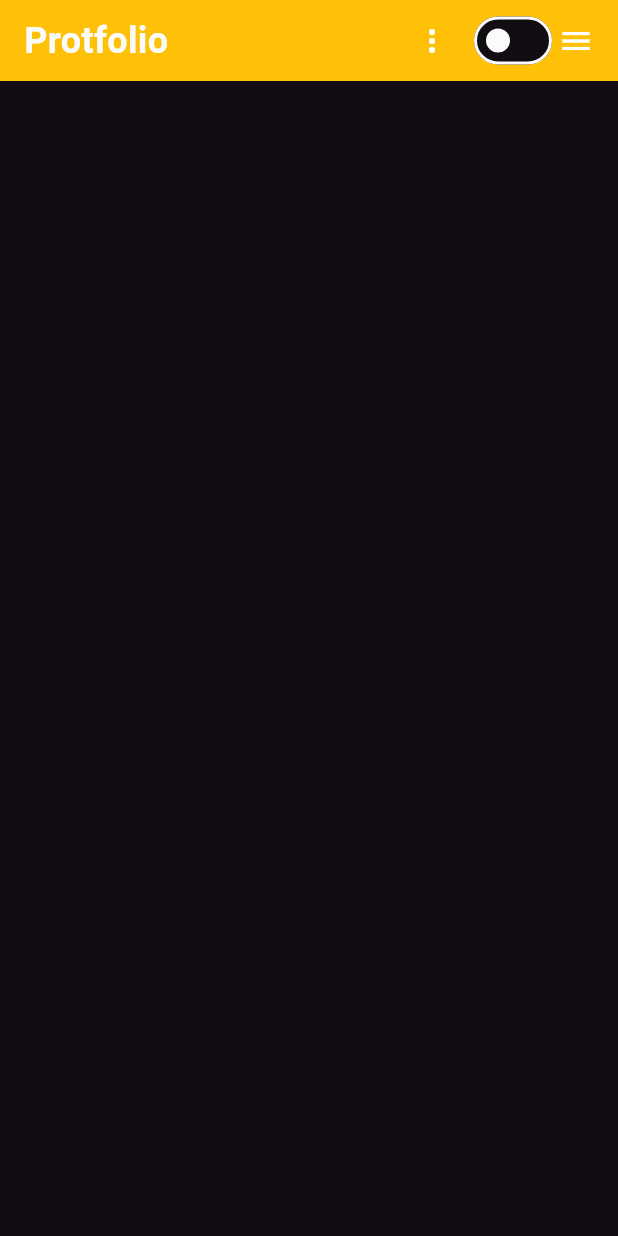
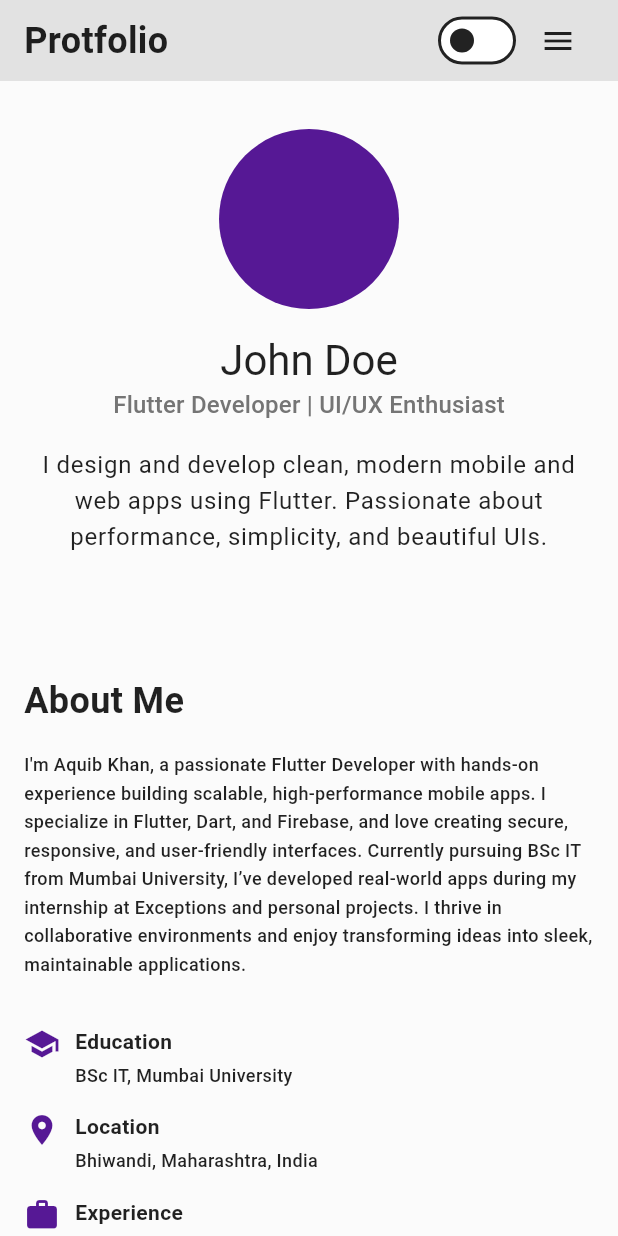
Before and after one commit to Aquib-ig/Portfolio, a Flutter app: the screen it shows after launch, on a phone screen of 412 x 824 dp. Run offline on Flutter 3.47's test engine with Material 3 defaults, Android fonts, the phone set to English and light mode, and no system bars; our stand-ins replace flutter_riverpod.

Commit message:
add all sections

```diff
--- a/l10n.yaml
+++ /dev/null
@@ -1,3 +0,0 @@
-arb-dir: lib/l10n
-template-arb-file: app_en.arb
-output-localization-file: app_localizations.dart
--- /dev/null
+++ b/lib/constants/app_menu_list.dart
@@ -0,0 +1,20 @@
+import 'package:flutter/material.dart';
+import 'package:portfolio/routes/app_routes.dart';
+
+class AppMenuList {
+  static List<AppMenu> getItems(BuildContext context) {
+    return [
+      AppMenu(title: "Home" ,path: AppRoutes.home),
+      AppMenu(title: "About Me", path: AppRoutes.projects),
+      AppMenu(title: "Projects", path: AppRoutes.aboutMe),
+      AppMenu(title: "Contact", path: AppRoutes.contact),
+    ];
+  }
+}
+
+class AppMenu {
+  final String title;
+  final String path;
+
+  AppMenu({required this.title, required this.path});
+}
--- a/lib/extensions.dart
+++ b/lib/extensions.dart
@@ -23,6 +23,8 @@ extension ResponsiveExtension on BuildContext {
   bool get isTablet => formFactor == ResponsiveLayout.tablet;
   bool get isDesktop => formFactor == ResponsiveLayout.desktop;
 
+  ThemeData get theme => Theme.of(this);
+
   AppTextStyle get textStyle {
     switch (formFactor) {
       case ResponsiveLayout.mobile:
--- a/lib/home_page.dart
+++ b/lib/home_page.dart
@@ -1,5 +1,9 @@
 import 'package:flutter/material.dart';
-import 'package:portfolio/my_app_bar.dart';
+import 'package:portfolio/widgets/about_me/about_me_section.dart';
+import 'package:portfolio/widgets/appbar/my_app_bar.dart';
+import 'package:portfolio/widgets/contact_me/contact_me_section.dart';
+import 'package:portfolio/widgets/profile/profile_section.dart';
+import 'package:portfolio/widgets/project/projects_section.dart';
 
 class HomePage extends StatelessWidget {
   const HomePage({super.key});
@@ -7,7 +11,23 @@ class HomePage extends StatelessWidget {
   @override
   Widget build(BuildContext context) {
     return Scaffold(
-      body: MyAppBar(),
+      body: SingleChildScrollView(
+        // Make scrollable if content overflows
+        child: Column(
+          children: const [
+            MyAppBar(),
+            SizedBox(height: 32),
+            ProfileSection(),
+            SizedBox(height: 48),
+            AboutMeSection(),
+            SizedBox(height: 48),
+            ProjectsSection(),
+            SizedBox(height: 48),
+            ContactMeSection(),
+            SizedBox(height: 48),
+          ],
+        ),
+      ),
     );
   }
 }
--- a/lib/main.dart
+++ b/lib/main.dart
@@ -1,35 +1,26 @@
 import 'package:flutter/material.dart';
-import 'package:flutter_localizations/flutter_localizations.dart';
+import 'package:flutter_riverpod/flutter_riverpod.dart';
 import 'package:portfolio/home_page.dart';
+import 'package:portfolio/providers/theme_mode_provider.dart';
 import 'package:portfolio/theme/app_theme.dart';
 
 void main() {
-  runApp(MyApp());
+  runApp(ProviderScope(child: MyApp()));
 }
 
-class MyApp extends StatelessWidget {
+class MyApp extends ConsumerWidget {
   const MyApp({super.key});
 
   @override
-  Widget build(BuildContext context) {
+  Widget build(BuildContext context, WidgetRef ref) {
+    final themeMode = ref.watch(themeModeProvider);
+
     return MaterialApp(
       debugShowCheckedModeBanner: false,
-      localizationsDelegates: const [
-        GlobalMaterialLocalizations.delegate,
-        GlobalWidgetsLocalizations.delegate,
-        GlobalCupertinoLocalizations.delegate,
-      ],
-
-      theme: AppTheme.dark,
-      themeMode: ThemeMode.dark,
-      supportedLocales: const [
-        Locale("en"),
-        Locale("es"),
-        Locale("hi"),
-        Locale("ar"),
-        Locale("ur"),
-      ],
-      home: HomePage(),
+      theme: AppTheme.light,
+      darkTheme: AppTheme.dark,
+      themeMode: themeMode,
+      home: const HomePage(),
     );
   }
 }
--- a/lib/my_app_bar.dart
+++ /dev/null
@@ -1,78 +0,0 @@
-import 'package:flutter/material.dart';
-import 'package:portfolio/extensions.dart';
-import 'package:portfolio/theme/app_insets.dart';
-
-class MyAppBar extends StatelessWidget {
-  const MyAppBar({super.key});
-
-  @override
-  Widget build(BuildContext context) {
-    return Container(
-      color: Colors.amber,
-      // color: Theme.of(context).appBarTheme.backgroundColor,
-      alignment: Alignment.center,
-      padding: EdgeInsets.symmetric(horizontal: context.insets.padding),
-      height: context.insets.appBarHeight,
-      child: ConstrainedBox(
-        constraints: BoxConstraints(maxWidth: Insets.maxWidth),
-        child: Row(
-          children: [
-            AppLogo(),
-            Spacer(),
-            if (context.isDesktop) AppMenu(),
-            Spacer(),
-            LanguageToggle(),
-            ThemeToggle(),
-            if (!context.isDesktop) Icon(Icons.menu),
-          ],
-        ),
-      ),
-    );
-  }
-}
-
-class AppLogo extends StatelessWidget {
-  const AppLogo({super.key});
-
-  @override
-  Widget build(BuildContext context) {
-    return Text("Protfolio", style: context.textStyle.titleLarge);
-  }
-}
-
-class AppMenu extends StatelessWidget {
-  const AppMenu({super.key});
-
-  @override
-  Widget build(BuildContext context) {
-    return Row(children: [Text("Home"), Text("About me"), Text("Contact")]);
-  }
-}
-
-class LanguageToggle extends StatelessWidget {
-  const LanguageToggle({super.key});
-
-  @override
-  Widget build(BuildContext context) {
-    return PopupMenuButton(
-      itemBuilder: (context) {
-        return [
-          PopupMenuItem(child: Text("English")),
-          PopupMenuItem(child: Text("Spanish")),
-          PopupMenuItem(child: Text("Hindi")),
-          PopupMenuItem(child: Text("Arabic")),
-          PopupMenuItem(child: Text("Urdu")),
-        ];
-      },
-    );
-  }
-}
-
-class ThemeToggle extends StatelessWidget {
-  const ThemeToggle({super.key});
-
-  @override
-  Widget build(BuildContext context) {
-    return Switch(value: false, onChanged: (value) {});
-  }
-}
--- /dev/null
+++ b/lib/providers/theme_mode_provider.dart
@@ -0,0 +1,10 @@
+// lib/theme/providers/theme_mode_provider.dart
+
+import 'package:flutter/material.dart';
+import 'package:flutter_riverpod/flutter_riverpod.dart';
+import 'package:portfolio/controllers/theme_mode_controller.dart';
+
+final themeModeProvider =
+    StateNotifierProvider<ThemeModeNotifier, ThemeMode>((ref) {
+  return ThemeModeNotifier();
+});
--- /dev/null
+++ b/lib/routes/app_routes.dart
@@ -0,0 +1,6 @@
+class AppRoutes {
+  static const String home = "/";
+  static const String projects = "/projects";
+  static const String aboutMe = "/aboutMe";
+  static const String contact = "/contact";
+}
--- a/lib/theme/app_theme.dart
+++ b/lib/theme/app_theme.dart
@@ -4,8 +4,9 @@ import 'package:portfolio/theme/app_color.dart';
 class AppTheme {
   static ThemeData get dark => ThemeData(
     useMaterial3: true,
-    scaffoldBackgroundColor: AppColors.darkBackgroundColor,
-    appBarTheme: AppBarTheme(color: AppColors.grey[900]),
+    scaffoldBackgroundColor: const Color.fromARGB(255, 18, 13, 19),
+    appBarTheme: AppBarTheme(backgroundColor: AppColors.grey900),
+    elevatedButtonTheme: _elevatedButtonTheme(isDark: true),
     colorScheme: const ColorScheme(
       brightness: Brightness.dark,
       primary: AppColors.primaryColor,
@@ -18,4 +19,52 @@ class AppTheme {
       onSurface: AppColors.grey100,
     ),
   );
+
+  static ThemeData get light => ThemeData(
+    useMaterial3: true,
+    scaffoldBackgroundColor: AppColors.grey100,
+    appBarTheme: AppBarTheme(backgroundColor: AppColors.grey200),
+    elevatedButtonTheme: _elevatedButtonTheme(isDark: false),
+    colorScheme: const ColorScheme(
+      brightness: Brightness.light,
+      primary: AppColors.primaryColor,
+      onPrimary: Colors.white,
+      secondary: Colors.deepPurple,
+      onSecondary: Colors.white,
+      error: Colors.red,
+      onError: Colors.white,
+      surface: Colors.white,
+      onSurface: Colors.black87,
+    ),
+  );
+
+  /// Custom button style with hover/pressed effects for web and simplicity for mobile
+  static ElevatedButtonThemeData _elevatedButtonTheme({required bool isDark}) {
+    return ElevatedButtonThemeData(
+      style: ButtonStyle(
+        elevation: WidgetStateProperty.resolveWith<double>(
+          (states) => states.contains(WidgetState.pressed) ? 2 : 0,
+        ),
+        backgroundColor: WidgetStateProperty.resolveWith<Color>((states) {
+          if (states.contains(WidgetState.hovered)) {
+            return AppColors.primaryColor.withOpacity(0.85);
+          }
+          if (states.contains(WidgetState.pressed)) {
+            return AppColors.primaryColor.withOpacity(0.75);
+          }
+          return AppColors.primaryColor;
+        }),
+        foregroundColor: WidgetStateProperty.all<Color>(Colors.white),
+        shape: WidgetStateProperty.all<RoundedRectangleBorder>(
+          RoundedRectangleBorder(borderRadius: BorderRadius.circular(12)),
+        ),
+        padding: WidgetStateProperty.all<EdgeInsets>(
+          const EdgeInsets.symmetric(horizontal: 24, vertical: 14),
+        ),
+        textStyle: WidgetStateProperty.all<TextStyle>(
+          const TextStyle(fontWeight: FontWeight.w600),
+        ),
+      ),
+    );
+  }
 }
--- /dev/null
+++ b/lib/widgets/about_me/about_me_section.dart
@@ -0,0 +1,122 @@
+import 'package:flutter/material.dart';
+import 'package:portfolio/extensions.dart';
+
+class AboutMeSection extends StatelessWidget {
+  const AboutMeSection({super.key});
+
+  @override
+  Widget build(BuildContext context) {
+    return Padding(
+      padding: EdgeInsets.symmetric(
+        horizontal: context.insets.padding,
+        vertical: context.insets.padding * 2,
+      ),
+      child: Column(
+        crossAxisAlignment: CrossAxisAlignment.start,
+        children: [
+          // Heading
+          Text('About Me', style: context.textStyle.titleLarge),
+          SizedBox(height: context.insets.padding),
+
+          // Summary
+          Text(
+            "I'm Aquib Khan, a passionate Flutter Developer with hands-on experience building scalable, high-performance mobile apps. "
+            "I specialize in Flutter, Dart, and Firebase, and love creating secure, responsive, and user-friendly interfaces. "
+            "Currently pursuing BSc IT from Mumbai University, I’ve developed real-world apps during my internship at Exceptions and personal projects. "
+            "I thrive in collaborative environments and enjoy transforming ideas into sleek, maintainable applications.",
+            style: context.textStyle.bodyRegular.copyWith(height: 1.6),
+          ),
+
+          SizedBox(height: context.insets.padding * 2),
+
+          // Detail Info Grid
+          Wrap(
+            spacing: context.insets.padding * 2,
+            runSpacing: context.insets.padding,
+            children: const [
+              AboutItem(
+                icon: Icons.school,
+                title: "Education",
+                subtitle: "BSc IT, Mumbai University",
+              ),
+              AboutItem(
+                icon: Icons.location_on,
+                title: "Location",
+                subtitle: "Bhiwandi, Maharashtra, India",
+              ),
+              AboutItem(
+                icon: Icons.work,
+                title: "Experience",
+                subtitle: "Flutter Developer Intern at Exceptions",
+              ),
+              AboutItem(
+                icon: Icons.email,
+                title: "Email",
+                subtitle: "khanaquibak011@gmail.com",
+              ),
+              AboutItem(
+                icon: Icons.phone,
+                title: "Phone",
+                subtitle: "+91 8857808094",
+              ),
+              AboutItem(
+                icon: Icons.link,
+                title: "LinkedIn",
+                subtitle: "linkedin.com/in/aquib-khan",
+              ),
+              AboutItem(
+                icon: Icons.code,
+                title: "GitHub",
+                subtitle: "github.com/Aquib-ig",
+              ),
+            ],
+          ),
+        ],
+      ),
+    );
+  }
+}
+
+class AboutItem extends StatelessWidget {
+  final IconData icon;
+  final String title;
+  final String subtitle;
+
+  const AboutItem({
+    super.key,
+    required this.icon,
+    required this.title,
+    required this.subtitle,
+  });
+
+  @override
+  Widget build(BuildContext context) {
+    final isMobile = context.isMobile;
+
+    return SizedBox(
+      width: isMobile ? double.infinity : 280,
+      child: Row(
+        crossAxisAlignment: CrossAxisAlignment.start,
+        children: [
+          Icon(icon, size: 24, color: context.theme.colorScheme.primary),
+          SizedBox(width: 10),
+          Expanded(
+            child: Column(
+              crossAxisAlignment: CrossAxisAlignment.start,
+              children: [
+                Text(
+                  title,
+                  style: context.textStyle.bodyLarge.copyWith(
+                    fontWeight: FontWeight.bold,
+                  ),
+                ),
+                SizedBox(height: 4),
+                Text(subtitle, style: context.textStyle.bodyRegular),
+              ],
+            ),
+          ),
+        ],
+      ),
+    );
+  }
+}
--- /dev/null
+++ b/lib/widgets/appbar/my_app_bar.dart
@@ -0,0 +1,103 @@
+import 'package:flutter/material.dart';
+import 'package:flutter_riverpod/flutter_riverpod.dart';
+import 'package:portfolio/app_text_style.dart';
+import 'package:portfolio/constants/app_menu_list.dart';
+import 'package:portfolio/extensions.dart';
+import 'package:portfolio/providers/theme_mode_provider.dart';
+import 'package:portfolio/theme/app_insets.dart';
+import 'package:portfolio/widgets/appbar/app_bar_drawer.dart';
+
+class MyAppBar extends StatelessWidget {
+  const MyAppBar({super.key});
+
+  @override
+  Widget build(BuildContext context) {
+    return AnimatedContainer(
+      duration: Duration(milliseconds: 200),
+      color: context.theme.appBarTheme.backgroundColor,
+      alignment: Alignment.center,
+      padding: EdgeInsets.symmetric(horizontal: context.insets.padding),
+      height: context.insets.appBarHeight,
+      child: ConstrainedBox(
+        constraints: BoxConstraints(maxWidth: Insets.maxWidth),
+        child: Row(
+          children: [
+            AppLogo(),
+            Spacer(),
+            if (context.isDesktop) LargeMenu(),
+            Spacer(),
+            ThemeToggle(),
+            if (!context.isDesktop) AppBarDrawerIcon(),
+          ],
+        ),
+      ),
+    );
+  }
+}
+
+class AppLogo extends StatelessWidget {
+  const AppLogo({super.key});
+
+  @override
+  Widget build(BuildContext context) {
+    return Text("Protfolio", style: context.textStyle.titleLarge);
+  }
+}
+
+class LargeMenu extends StatelessWidget {
+  const LargeMenu({super.key});
+
+  @override
+  Widget build(BuildContext context) {
+    return Row(
+      children: AppMenuList.getItems(context)
+          .map(
+            (e) => LargeMenuListItem(
+              text: e.title,
+              isSelected: true,
+              onTap: () {},
+            ),
+          )
+          .toList(),
+    );
+  }
+}
+
+class LargeMenuListItem extends StatelessWidget {
+  const LargeMenuListItem({
+    super.key,
+    required this.text,
+    required this.isSelected,
+    required this.onTap,
+  });
+  final String text;
+  final bool isSelected;
+  final VoidCallback onTap;
+
+  @override
+  Widget build(BuildContext context) {
+    return InkWell(
+      onTap: onTap,
+      child: Container(
+        padding: EdgeInsets.symmetric(horizontal: 12, vertical: 4),
+        child: Text(text, style: SmallTextStyles().bodyLarge),
+      ),
+    );
+  }
+}
+class ThemeToggle extends ConsumerWidget {
+  const ThemeToggle({super.key});
+
+  @override
+  Widget build(BuildContext context, WidgetRef ref) {
+    final themeMode = ref.watch(themeModeProvider);
+    final isDarkMode = themeMode == ThemeMode.dark;
+
+    return Switch(
+      value: isDarkMode,
+      onChanged: (_) {
+        ref.read(themeModeProvider.notifier).toggle();
+      },
+    );
+  }
+}
--- /dev/null
+++ b/lib/widgets/profile/profile_section.dart
@@ -0,0 +1,47 @@
+import 'package:flutter/material.dart';
+
+class ProfileSection extends StatelessWidget {
+  const ProfileSection({super.key});
+
+  @override
+  Widget build(BuildContext context) {
+    return Center(
+      child: Padding(
+        padding: const EdgeInsets.symmetric(horizontal: 24.0),
+        child: Column(
+          children: [
+            // Profile Image
+            CircleAvatar(
+              radius: 60,
+              // backgroundImage: AssetImage('assets/images/profile.jpg'), // adjust path
+            ),
+            const SizedBox(height: 16),
+
+            // Name
+            Text(
+              'John Doe',
+              style: Theme.of(context).textTheme.headlineMedium,
+            ),
+
+            // Subtitle
+            Text(
+              'Flutter Developer | UI/UX Enthusiast',
+              style: Theme.of(context).textTheme.titleMedium?.copyWith(
+                    color: Colors.grey[600],
+                  ),
+            ),
+
+            const SizedBox(height: 16),
+
+            // Summary
+            Text(
+              'I design and develop clean, modern mobile and web apps using Flutter. Passionate about performance, simplicity, and beautiful UIs.',
+              textAlign: TextAlign.center,
+              style: Theme.of(context).textTheme.bodyLarge,
+            ),
+          ],
+        ),
+      ),
+    );
+  }
+}
--- a/pubspec.yaml
+++ b/pubspec.yaml
@@ -13,6 +13,10 @@ dependencies:
   flutter_localizations:
     sdk: flutter
   intl: any
+  flutter_svg: ^2.2.0
+  gap: ^3.0.1
+  flutter_riverpod: ^2.6.1
+  riverpod: ^2.6.1
 
 dev_dependencies:
   flutter_test:
```
Also changed, not shown: lib/controllers/theme_mode_controller.dart (added, +14 -0 lines), lib/widgets/appbar/app_bar_drawer.dart (added, +104 -0 lines), lib/widgets/contact_me/contact_me_section.dart (added, +38 -0 lines), lib/widgets/project/projects_section.dart (added, +61 -0 lines), pubspec.lock.
